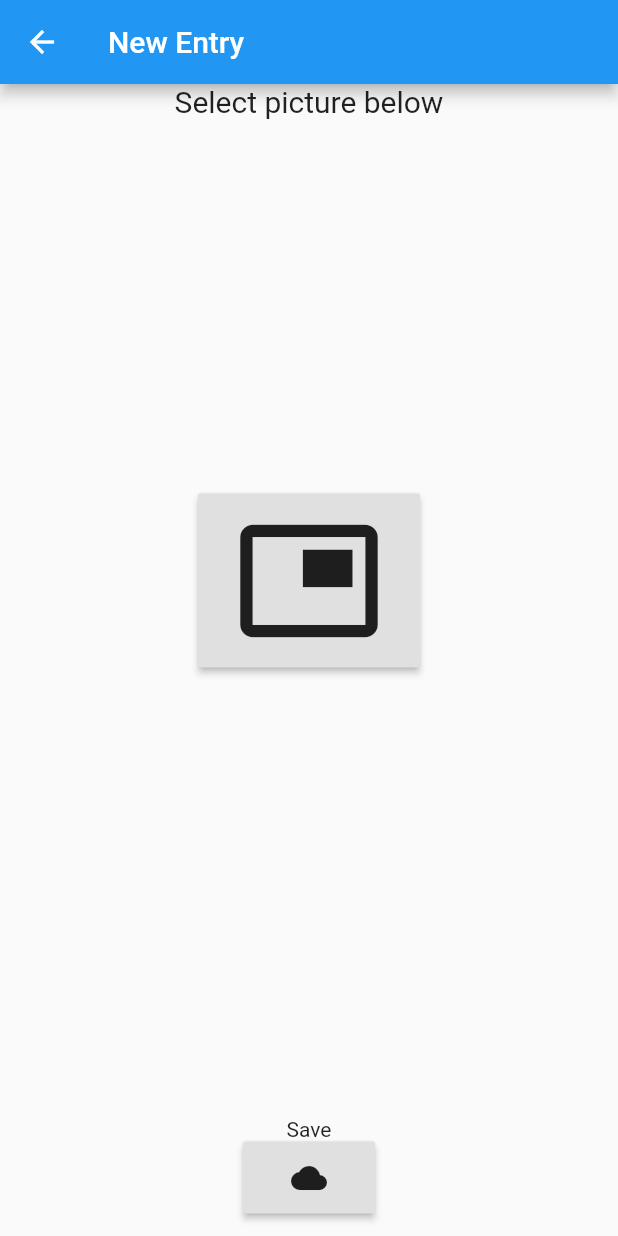
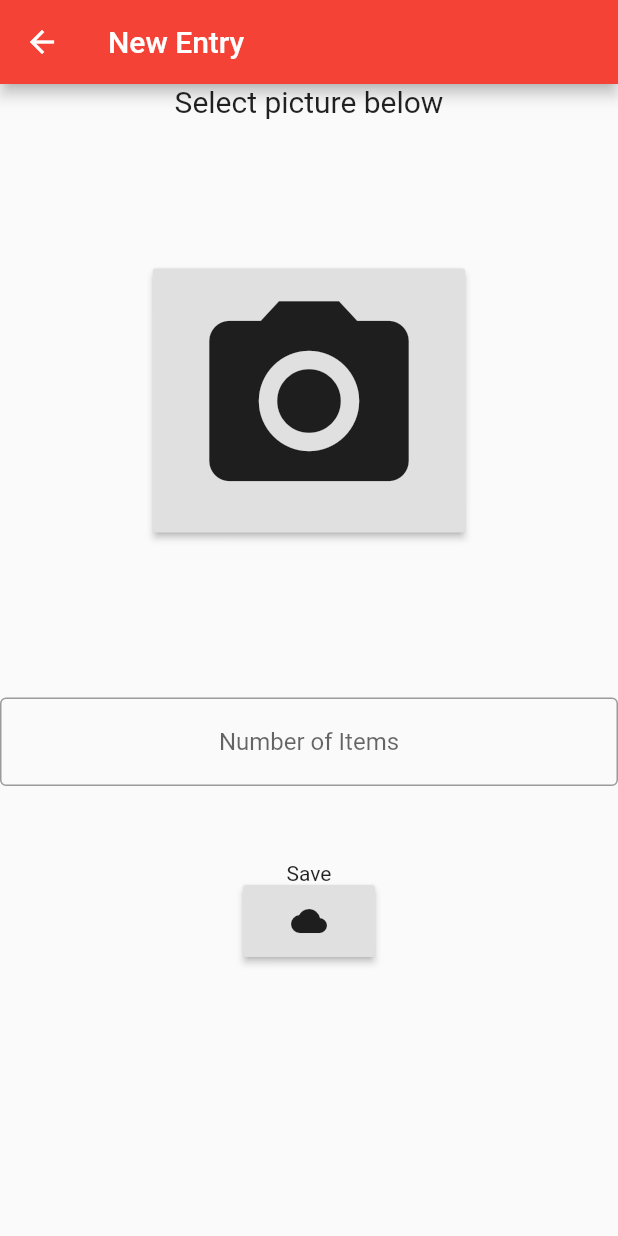
Before and after one commit to arizala13/Flutter-App, a Flutter app: the NewFoodWaste screen opened by its route, on a phone screen of 412 x 824 dp. Run offline on Flutter 3.47's test engine with Material 2 defaults, Android fonts, the phone set to English and light mode, and no system bars; our stand-ins replace cloud_firestore, firebase_storage, image_picker, location, share; accounts and stored records are empty.

Commit message:
Working on new entry screen

```diff
--- a/lib/main.dart
+++ b/lib/main.dart
@@ -23,7 +23,7 @@ class MyApp extends StatelessWidget {
           '/camera': (context) => CameraScreen(),
           '/remote': (context) => RemoteDataScreen(),
           },
-          theme: ThemeData(primaryColor: Colors.blue),
+          theme: ThemeData(primaryColor: Colors.red),
           home:  MyHomePage(title: 'Wasteagram'),
             );
           }
--- a/lib/screens/new_food_waste.dart
+++ b/lib/screens/new_food_waste.dart
@@ -37,27 +37,53 @@ final dateFormatter = DateFormat('yyyy-MM-dd');
         title: Text("New Entry"),
       ),
       body: Column(
-        children: <Widget>[
+        children: [
           Align(
             alignment: Alignment.bottomCenter,
             child: new Text( 'Select picture below', style: new TextStyle( fontSize: 20.0)
               ),
             ),
               Padding(
-                padding: EdgeInsets.only(top: 250),
+                padding: EdgeInsets.only(top: 100),
                 child: Container(
                   alignment: Alignment.center,
-                  padding: EdgeInsets.only(bottom: 300),
+                  padding: EdgeInsets.only(bottom: 10),
                         child: RaisedButton(
                         child: IconButton(
-                            iconSize: 100.0,
-                              icon: const Icon(Icons.picture_in_picture),
+                            iconSize: 160.0,
+                              icon: const Icon(Icons.camera_alt),
                               tooltip: 'Location',
                               onPressed: () {
+                          Navigator.pushNamed(context, '/camera');
                           print('post pic bro');
                               }
                         ), onPressed: () {},
                     ),
+                ),
+              ),
+                            Padding(
+                padding: EdgeInsets.only(top: 100),
+                child: Center(
+                  child: Container(
+                    alignment: Alignment.center,
+                    padding: EdgeInsets.only(bottom: 50),
+                          child: Center(
+                            child: TextFormField(
+                              textAlign: TextAlign.center,
+                              decoration: new InputDecoration(
+                                border: new OutlineInputBorder(
+                                  borderSide: new BorderSide(color: Colors.teal)),
+                                  hintText: 'Number of Items',
+                                  ),
+                              validator: (value) {
+                              if (value.isEmpty) {
+                                return 'Please enter some text';
+                                }
+                                return null;
+                                },
+          ),
+                          ),
+                  ),
                 ),
               ),
                   Text('Save'),
```
